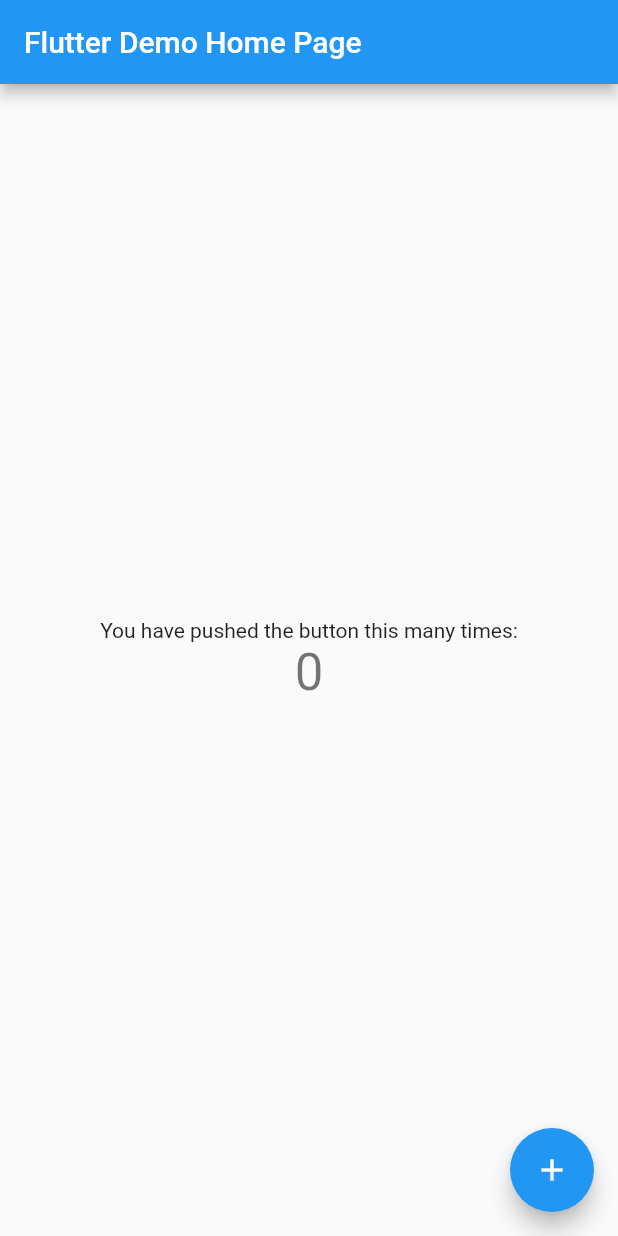
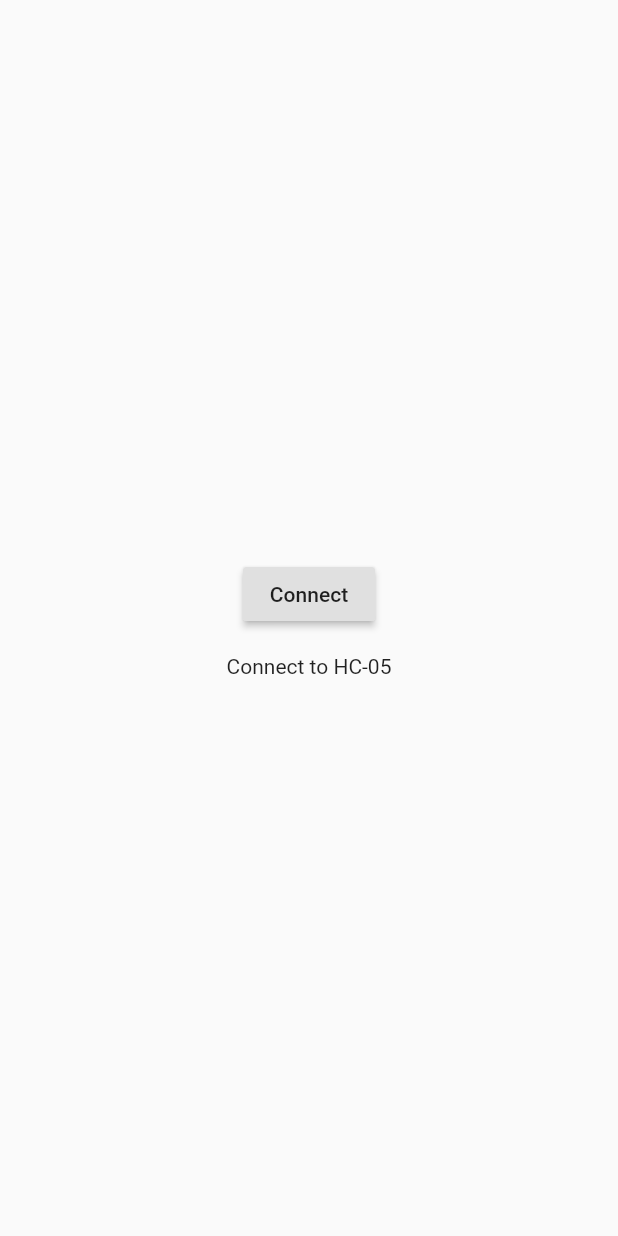
Before and after one commit to ernpao/bluesy, a Flutter app: the screen it shows after launch, on a phone screen of 412 x 824 dp. Run offline on Flutter 3.47's test engine with Material 2 defaults, Android fonts, the phone set to English and light mode, and no system bars; our stand-ins replace flutter_bluetooth_serial.

Commit message:
Initial implementation of the example app

```diff
--- a/example/lib/main.dart
+++ b/example/lib/main.dart
@@ -1,113 +1,104 @@
+import 'package:bluesy/bluesy.dart';
 import 'package:flutter/material.dart';
+import 'package:provider/provider.dart';
 
 void main() {
-  runApp(MyApp());
+  runApp(BluesySampleApp());
 }
 
-class MyApp extends StatelessWidget {
-  // This widget is the root of your application.
+class BluesySampleApp extends StatelessWidget {
   @override
   Widget build(BuildContext context) {
     return MaterialApp(
-      title: 'Flutter Demo',
+      title: 'Bluesy Demo',
+      debugShowCheckedModeBanner: false,
       theme: ThemeData(
-        // This is the theme of your application.
-        //
-        // Try running your application with "flutter run". You'll see the
-        // application has a blue toolbar. Then, without quitting the app, try
-        // changing the primarySwatch below to Colors.green and then invoke
-        // "hot reload" (press "r" in the console where you ran "flutter run",
-        // or simply save your changes to "hot reload" in a Flutter IDE).
-        // Notice that the counter didn't reset back to zero; the application
-        // is not restarted.
         primarySwatch: Colors.blue,
       ),
-      home: MyHomePage(title: 'Flutter Demo Home Page'),
+      home: Scaffold(
+          body: BluesyServiceProvider(
+        service: BluesyHC05(),
+        builder: (BuildContext context, Widget child) {
+          final bluesy = Provider.of<BluesyService>(context);
+          if (!bluesy.isConnected) {
+            if (bluesy.isConnecting) {
+              Column(
+                mainAxisAlignment: MainAxisAlignment.center,
+                crossAxisAlignment: CrossAxisAlignment.stretch,
+                children: [
+                  Padding(
+                    padding: const EdgeInsets.all(8.0),
+                    child: Center(
+                      child: CircularProgressIndicator(),
+                    ),
+                  ),
+                  Padding(
+                    padding: const EdgeInsets.all(8.0),
+                    child: Text(
+                      "Connecting to HC-05",
+                      textAlign: TextAlign.center,
+                    ),
+                  ),
+                ],
+              );
+            }
+
+            return Column(
+              mainAxisAlignment: MainAxisAlignment.center,
+              crossAxisAlignment: CrossAxisAlignment.stretch,
+              children: [
+                Padding(
+                  padding: const EdgeInsets.all(8.0),
+                  child: Center(
+                    child: RaisedButton(
+                      child: Text("Connect"),
+                      onPressed: () {
+                        bluesy.connect();
+                      },
+                    ),
+                  ),
+                ),
+                Padding(
+                  padding: const EdgeInsets.all(8.0),
+                  child: Text(
+                    "Connect to HC-05",
+                    textAlign: TextAlign.center,
+                  ),
+                ),
+              ],
+            );
+          } else {
+            return Column(
+              mainAxisAlignment: MainAxisAlignment.center,
+              crossAxisAlignment: CrossAxisAlignment.stretch,
+              children: [
+                Padding(
+                  padding: const EdgeInsets.all(8.0),
+                  child: BluesyText("Text"),
+                ),
+                Padding(
+                  padding: const EdgeInsets.all(8.0),
+                  child: Center(
+                    child: RaisedButton(
+                      child: Text("Disconnect"),
+                      onPressed: () {
+                        bluesy.disconnect();
+                      },
+                    ),
+                  ),
+                ),
+                Padding(
+                  padding: const EdgeInsets.all(8.0),
+                  child: Text(
+                    "Disconnect from HC-05",
+                    textAlign: TextAlign.center,
+                  ),
+                ),
+              ],
+            );
+          }
+        },
+      )),
     );
   }
 }
-
-class MyHomePage extends StatefulWidget {
-  MyHomePage({Key key, this.title}) : super(key: key);
-
-  // This widget is the home page of your application. It is stateful, meaning
-  // that it has a State object (defined below) that contains fields that affect
-  // how it looks.
-
-  // This class is the configuration for the state. It holds the values (in this
-  // case the title) provided by the parent (in this case the App widget) and
-  // used by the build method of the State. Fields in a Widget subclass are
-  // always marked "final".
-
-  final String title;
-
-  @override
-  _MyHomePageState createState() => _MyHomePageState();
-}
-
-class _MyHomePageState extends State<MyHomePage> {
-  int _counter = 0;
-
-  void _incrementCounter() {
-    setState(() {
-      // This call to setState tells the Flutter framework that something has
-      // changed in this State, which causes it to rerun the build method below
-      // so that the display can reflect the updated values. If we changed
-      // _counter without calling setState(), then the build method would not be
-      // called again, and so nothing would appear to happen.
-      _counter++;
-    });
-  }
-
-  @override
-  Widget build(BuildContext context) {
-    // This method is rerun every time setState is called, for instance as done
-    // by the _incrementCounter method above.
-    //
-    // The Flutter framework has been optimized to make rerunning build methods
-    // fast, so that you can just rebuild anything that needs updating rather
-    // than having to individually change instances of widgets.
-    return Scaffold(
-      appBar: AppBar(
-        // Here we take the value from the MyHomePage object that was created by
-        // the App.build method, and use it to set our appbar title.
-        title: Text(widget.title),
-      ),
-      body: Center(
-        // Center is a layout widget. It takes a single child and positions it
-        // in the middle of the parent.
-        child: Column(
-          // Column is also a layout widget. It takes a list of children and
-          // arranges them vertically. By default, it sizes itself to fit its
-          // children horizontally, and tries to be as tall as its parent.
-          //
-          // Invoke "debug painting" (press "p" in the console, choose the
-          // "Toggle Debug Paint" action from the Flutter Inspector in Android
-          // Studio, or the "Toggle Debug Paint" command in Visual Studio Code)
-          // to see the wireframe for each widget.
-          //
-          // Column has various properties to control how it sizes itself and
-          // how it positions its children. Here we use mainAxisAlignment to
-          // center the children vertically; the main axis here is the vertical
-          // axis because Columns are vertical (the cross axis would be
-          // horizontal).
-          mainAxisAlignment: MainAxisAlignment.center,
-          children: <Widget>[
-            Text(
-              'You have pushed the button this many times:',
-            ),
-            Text(
-              '$_counter',
-              style: Theme.of(context).textTheme.headline4,
-            ),
-          ],
-        ),
-      ),
-      floatingActionButton: FloatingActionButton(
-        onPressed: _incrementCounter,
-        tooltip: 'Increment',
-        child: Icon(Icons.add),
-      ), // This trailing comma makes auto-formatting nicer for build methods.
-    );
-  }
-}
```
